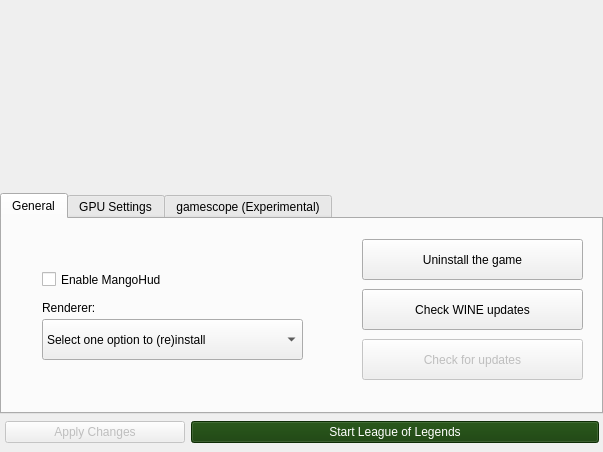
This is python_src/ui/installer.ui in polkaulfield/lol-for-linux-installer as Qt 5 draws it before an edit. The edited form follows.
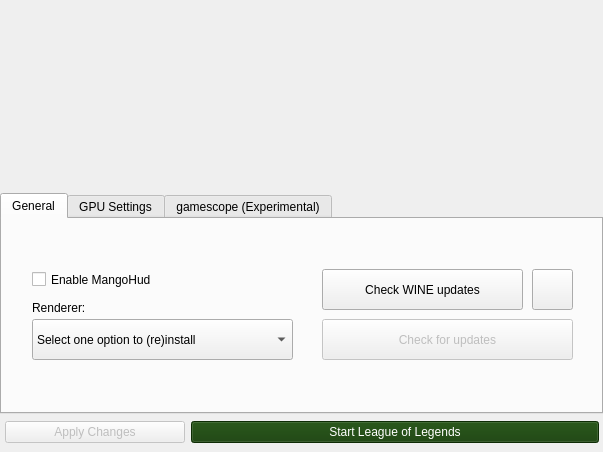
This is the edited form. The open tabs and pages were chosen to show the change. Icons and pictures are not drawn.

Commit message: Add tooltips for some itens in the interface.

What changed in the file:
```diff
--- a/python_src/ui/installer.ui
+++ b/python_src/ui/installer.ui
@@ -839,7 +839,7 @@
                  </property>
                  <property name="geometry">
                   <rect>
-                   <x>40</x>
+                   <x>30</x>
                    <y>40</y>
                    <width>241</width>
                    <height>41</height>
@@ -862,7 +862,7 @@
                 <widget class="QLabel" name="labelrenderer">
                  <property name="geometry">
                   <rect>
-                   <x>40</x>
+                   <x>30</x>
                    <y>80</y>
                    <width>61</width>
                    <height>18</height>
@@ -878,7 +878,7 @@
                  </property>
                  <property name="geometry">
                   <rect>
-                   <x>40</x>
+                   <x>30</x>
                    <y>100</y>
                    <width>261</width>
                    <height>41</height>
@@ -903,9 +903,9 @@
                 <widget class="QPushButton" name="uninstallLeaguebutton">
                  <property name="geometry">
                   <rect>
-                   <x>360</x>
-                   <y>20</y>
-                   <width>221</width>
+                   <x>530</x>
+                   <y>50</y>
+                   <width>41</width>
                    <height>41</height>
                   </rect>
                  </property>
@@ -913,7 +913,7 @@
                   <bool>false</bool>
                  </property>
                  <property name="text">
-                  <string>Uninstall the game</string>
+                  <string/>
                  </property>
                  <property name="icon">
                   <iconset theme="edit-delete">
@@ -926,9 +926,9 @@
                 <widget class="QPushButton" name="checkWineupdates">
                  <property name="geometry">
                   <rect>
-                   <x>360</x>
-                   <y>70</y>
-                   <width>221</width>
+                   <x>320</x>
+                   <y>50</y>
+                   <width>201</width>
                    <height>41</height>
                   </rect>
                  </property>
@@ -946,9 +946,9 @@
                  </property>
                  <property name="geometry">
                   <rect>
-                   <x>360</x>
-                   <y>120</y>
-                   <width>221</width>
+                   <x>320</x>
+                   <y>100</y>
+                   <width>251</width>
                    <height>41</height>
                   </rect>
                  </property>
```
Left out of the diff: 17 changed lines with no effect on the pictures.
